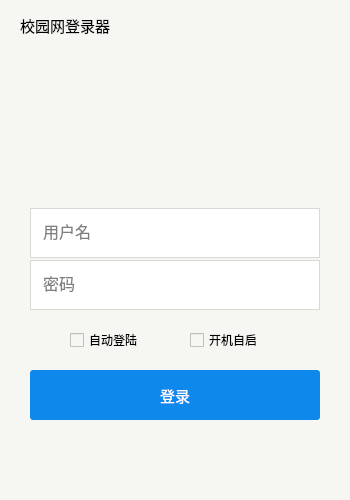
First picture: the form in srun-3k-ui/mainwindow.ui, repository ehaut/srun3k-client-ui, before the edit.
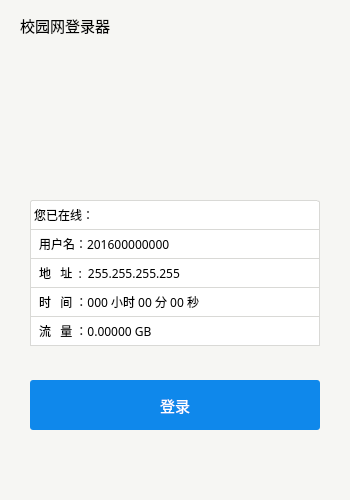
Second picture: the form after the edit.

Diff of the .ui file:
```diff
--- a/srun-3k-ui/mainwindow.ui
+++ b/srun-3k-ui/mainwindow.ui
@@ -42,10 +42,13 @@
     <string notr="true"/>
    </property>
    <widget class="QPushButton" name="pushButton">
+    <property name="enabled">
+     <bool>false</bool>
+    </property>
     <property name="geometry">
      <rect>
       <x>30</x>
-      <y>370</y>
+      <y>380</y>
       <width>290</width>
       <height>50</height>
      </rect>
@@ -86,11 +89,23 @@
      <string>校园网登录器</string>
     </property>
    </widget>
+   <widget class="QWidget" name="InputWidget" native="true">
+    <property name="enabled">
+     <bool>false</bool>
+    </property>
+    <property name="geometry">
+     <rect>
+      <x>0</x>
+      <y>150</y>
+      <width>350</width>
+      <height>190</height>
+     </rect>
+    </property>
    <widget class="QLineEdit" name="NAME_INPUT">
     <property name="geometry">
      <rect>
       <x>30</x>
-      <y>208</y>
+       <y>40</y>
       <width>290</width>
       <height>50</height>
      </rect>
@@ -125,7 +140,7 @@
     <property name="geometry">
      <rect>
       <x>30</x>
-      <y>260</y>
+       <y>90</y>
       <width>290</width>
       <height>50</height>
      </rect>
@@ -163,7 +178,7 @@
     <property name="geometry">
      <rect>
       <x>70</x>
-      <y>330</y>
+       <y>160</y>
       <width>90</width>
       <height>20</height>
      </rect>
@@ -180,8 +195,8 @@
    <widget class="QCheckBox" name="AUTO_START">
     <property name="geometry">
      <rect>
-      <x>190</x>
-      <y>330</y>
+       <x>200</x>
+       <y>160</y>
       <width>90</width>
       <height>20</height>
      </rect>
@@ -194,6 +209,152 @@
     <property name="text">
      <string>开机自启</string>
     </property>
+    </widget>
+   </widget>
+   <widget class="QWidget" name="InfoWidget" native="true">
+    <property name="enabled">
+     <bool>false</bool>
+    </property>
+    <property name="geometry">
+     <rect>
+      <x>0</x>
+      <y>180</y>
+      <width>350</width>
+      <height>171</height>
+     </rect>
+    </property>
+    <widget class="QLabel" name="NAME">
+     <property name="geometry">
+      <rect>
+       <x>30</x>
+       <y>49</y>
+       <width>290</width>
+       <height>30</height>
+      </rect>
+     </property>
+     <property name="font">
+      <font>
+       <family>微软雅黑</family>
+      </font>
+     </property>
+     <property name="styleSheet">
+      <string notr="true">    background: #FFF;
+    border: 0;
+border: 1px solid #D9D9D6;
+	padding:5px 5px 5px 5px;
+    line-height: 40px;
+    color: #000;</string>
+     </property>
+     <property name="text">
+      <string>用户名：201600000000</string>
+     </property>
+    </widget>
+    <widget class="QLabel" name="IP">
+     <property name="geometry">
+      <rect>
+       <x>30</x>
+       <y>78</y>
+       <width>290</width>
+       <height>30</height>
+      </rect>
+     </property>
+     <property name="font">
+      <font>
+       <family>微软雅黑</family>
+      </font>
+     </property>
+     <property name="styleSheet">
+      <string notr="true">    background: #FFF;
+    border: 0;
+	padding:5px 5px 5px 5px;
+	border: 1px solid #D9D9D6;
+    line-height: 40px;
+    color: #000;</string>
+     </property>
+     <property name="text">
+      <string>地   址  :  255.255.255.255</string>
+     </property>
+    </widget>
+    <widget class="QLabel" name="TIME">
+     <property name="geometry">
+      <rect>
+       <x>30</x>
+       <y>107</y>
+       <width>290</width>
+       <height>30</height>
+      </rect>
+     </property>
+     <property name="font">
+      <font>
+       <family>微软雅黑</family>
+      </font>
+     </property>
+     <property name="styleSheet">
+      <string notr="true">    background: #ffF;
+    border: 0;
+	padding:5px 5px 5px 5px;
+	border: 1px solid #D9D9D6;
+    line-height: 40px;
+    color: #000;</string>
+     </property>
+     <property name="text">
+      <string>时   间 ：000 小时 00 分 00 秒</string>
+     </property>
+    </widget>
+    <widget class="QLabel" name="DATA">
+     <property name="geometry">
+      <rect>
+       <x>30</x>
+       <y>136</y>
+       <width>290</width>
+       <height>30</height>
+      </rect>
+     </property>
+     <property name="font">
+      <font>
+       <family>微软雅黑</family>
+      </font>
+     </property>
+     <property name="styleSheet">
+      <string notr="true">    background:  #FFF;
+    border: 0;
+	padding:5px 5px 5px 5px;
+	border: 1px solid #D9D9D6;
+    line-height: 40px;
+    color: #000;</string>
+     </property>
+     <property name="text">
+      <string>流   量 ：0.00000 GB</string>
+     </property>
+    </widget>
+    <widget class="QLabel" name="INFO">
+     <property name="geometry">
+      <rect>
+       <x>30</x>
+       <y>20</y>
+       <width>290</width>
+       <height>30</height>
+      </rect>
+     </property>
+     <property name="font">
+      <font>
+       <family>微软雅黑</family>
+      </font>
+     </property>
+     <property name="styleSheet">
+      <string notr="true">    background: #FFF;
+    border: 0;
+    border-top-left-radius:3px;
+	border-top-right-radius:3px;
+border: 1px solid #D9D9D6;
+	text-align:center;
+    line-height: 40px;
+    color: #000;</string>
+     </property>
+     <property name="text">
+      <string>您已在线：</string>
+     </property>
+    </widget>
    </widget>
   </widget>
  </widget>
```
Lines whose indentation alone changed are shown as unchanged.
